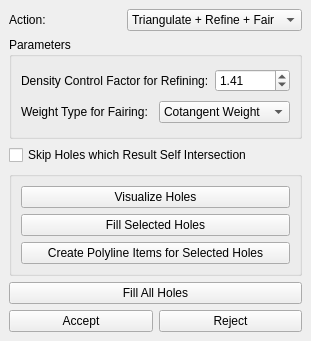
Old version of the form Polyhedron/demo/Polyhedron/Hole_filling_widget.ui in the repository CGAL/cgal.
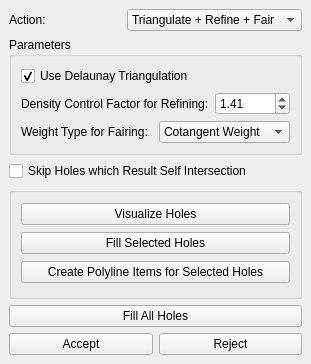
New version of the form.

Commit message: support DT in demo

What changed in the file:
```diff
--- a/Polyhedron/demo/Polyhedron/Hole_filling_widget.ui
+++ b/Polyhedron/demo/Polyhedron/Hole_filling_widget.ui
@@ -10,7 +10,7 @@
     <x>0</x>
     <y>0</y>
     <width>311</width>
-    <height>341</height>
+    <height>364</height>
    </rect>
   </property>
   <property name="windowTitle">
@@ -60,6 +60,16 @@
        <string>Parameters</string>
       </property>
       <layout class="QVBoxLayout" name="verticalLayout_2">
+       <item>
+        <widget class="QCheckBox" name="Use_delaunay_triangulation_check_box">
+         <property name="text">
+          <string>Use Delaunay Triangulation</string>
+         </property>
+         <property name="checked">
+          <bool>true</bool>
+         </property>
+        </widget>
+       </item>
        <item>
         <layout class="QHBoxLayout" name="horizontalLayout_3">
          <item>
```
The commit also changes 2 other files.
